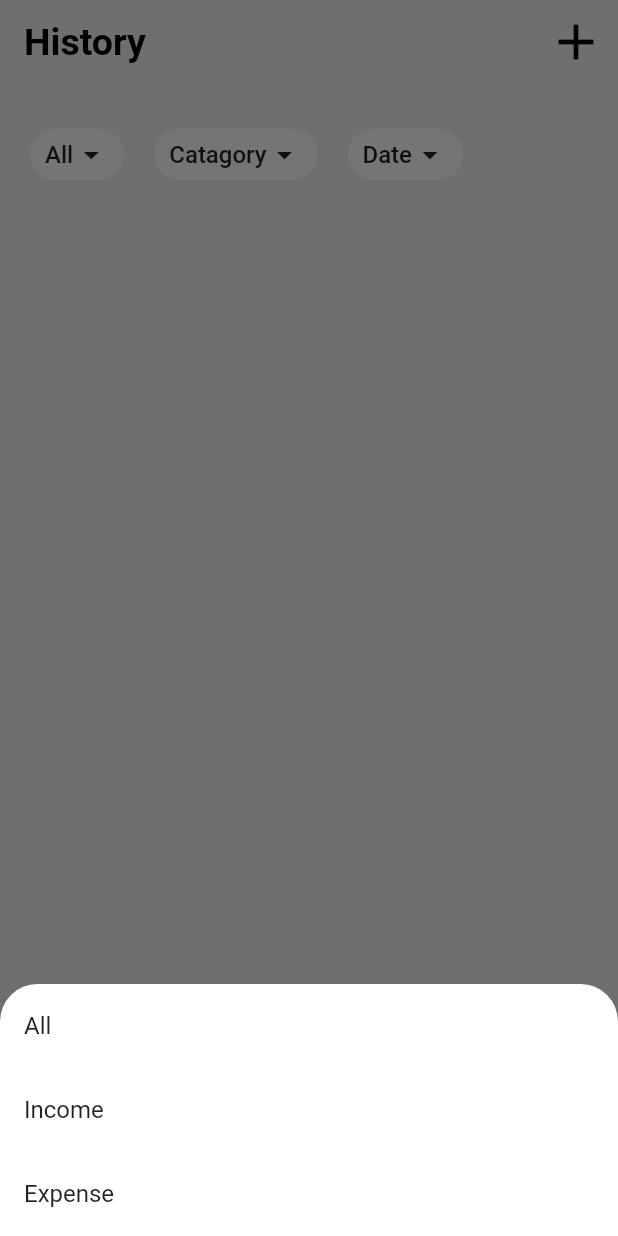
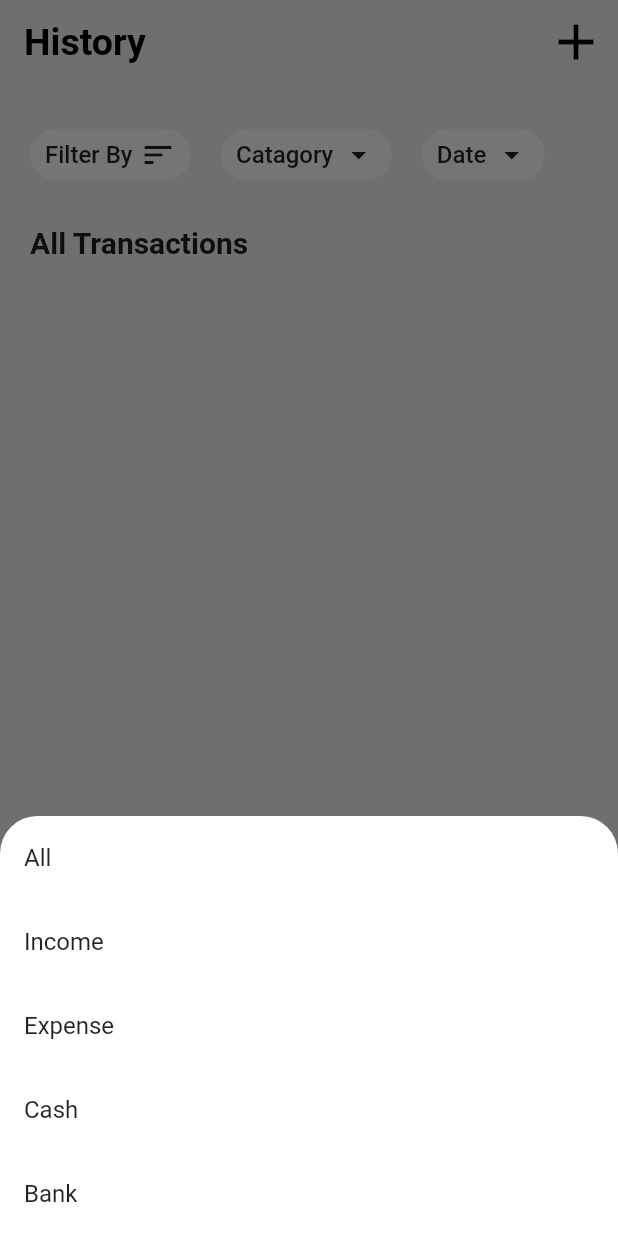
Before and after one commit to nashvak/expense_tracker, a Flutter app: the ScreenHistory screen opened directly, after a tap on "Date", on a phone screen of 412 x 824 dp. Run offline on Flutter 3.47's test engine with Material 2 defaults, Android fonts, the phone set to English and light mode, and no system bars; our stand-ins replace curved_navigation_bar, flutter_slidable, get, google_fonts, hive, hive_flutter and 3 more; accounts and stored records are empty.

Commit message:
filter the tranaction by income and expense is done

```diff
--- a/lib/constatnts/custom_widgets/home_screen/button.dart
+++ b/lib/constatnts/custom_widgets/home_screen/button.dart
@@ -1,3 +1,4 @@
+import 'package:expense_tracker/constatnts/custom_widgets/common/sizedbox.dart';
 import 'package:expense_tracker/models/transaction_model/transaction_model.dart';
 import 'package:flutter/material.dart';
 
@@ -27,9 +28,14 @@ class SortButton extends StatelessWidget {
           padding: const EdgeInsets.symmetric(horizontal: 10, vertical: 5),
           child: Row(
             children: [
-              Text(title,
-                  style: const TextStyle(
-                      fontSize: 16, fontWeight: FontWeight.w500)),
+              Text(
+                title,
+                style:
+                    const TextStyle(fontSize: 16, fontWeight: FontWeight.w500),
+              ),
+              BlankSpace(
+                width: 5,
+              ),
               icon,
             ],
           ),
--- a/lib/controller/transaction_controller.dart
+++ b/lib/controller/transaction_controller.dart
@@ -4,8 +4,6 @@ import 'package:get/get.dart';
 
 class TransactionController extends GetxController {
   final transactionBox = Hive.box<Transaction>('transactionBox');
-  List<Transaction> incomeBox = [];
-  List<Transaction> expenseBox = [];
 
   //sort according to date
   List<Transaction> get sortedList {
@@ -14,7 +12,37 @@ class TransactionController extends GetxController {
 
     return boxList;
   }
+
 //
+  var selectedOption = 'All';
+  changeOption(String value) {
+    selectedOption = value;
+    update();
+  }
+
+  List<Transaction> get sortByFunction {
+    if (selectedOption == 'Income') {
+      return sortedList
+          .where((transaction) =>
+              transaction.transactionType == TransactionType.income)
+          .toList();
+    } else if (selectedOption == 'Expense') {
+      return sortedList
+          .where((transaction) =>
+              transaction.transactionType == TransactionType.expense)
+          .toList();
+    } else if (selectedOption == 'Cash') {
+      return sortedList
+          .where((transaction) => transaction.paymentMode == PaymentMode.cash)
+          .toList();
+    } else if (selectedOption == 'Bank') {
+      return sortedList
+          .where((transaction) => transaction.paymentMode == PaymentMode.bank)
+          .toList();
+    }
+
+    return sortedList;
+  }
 
 //
   double get totalIncome {
--- a/lib/view/history/history_screen.dart
+++ b/lib/view/history/history_screen.dart
@@ -45,6 +45,8 @@ class ScreenHistory extends StatelessWidget {
       body: Padding(
         padding: const EdgeInsets.only(left: 20, right: 20, top: 30),
         child: Column(
+          mainAxisAlignment: MainAxisAlignment.start,
+          crossAxisAlignment: CrossAxisAlignment.start,
           children: [
             Row(
               children: [
@@ -52,41 +54,61 @@ class ScreenHistory extends StatelessWidget {
                   ontap: () {
                     Get.bottomSheet(
                       Container(
-                        decoration: const ShapeDecoration(
+                        // decoration:  ShapeDecoration(
                         color: Colors.white,
-                          shape: RoundedRectangleBorder(
-                            borderRadius: BorderRadius.only(
-                                topLeft: Radius.circular(25),
-                                topRight: Radius.circular(25)),
+                        // shape: RoundedRectangleBorder(
+                        //   borderRadius: BorderRadius.only(
+                        //       topLeft: Radius.circular(25),
+                        //       topRight: Radius.circular(25)),
+                        // ),
+                        // ),
+
+                        child: Wrap(
+                          children: [
+                            const ListTile(
+                              title: Text(
+                                'Sort By',
+                                style: TextStyle(fontSize: 20),
                               ),
                             ),
-                        child: Wrap(
-                          children: [
-                            ListTile(
-                              title: const Text('All'),
-                              onTap: () {
+                            const Divider(color: Colors.grey, height: 5),
+                            SortingBottomSheet(
+                                ontap: () {
+                                  transactionController.changeOption('All');
                                   Get.back();
                                 },
-                            ),
-                            ListTile(
-                              title: const Text('Income'),
-                              onTap: () {
+                                title: 'All'),
+                            SortingBottomSheet(
+                                ontap: () {
+                                  transactionController.changeOption('Income');
                                   Get.back();
                                 },
-                            ),
-                            ListTile(
-                              title: const Text('Expense'),
-                              onTap: () {
+                                title: 'Income'),
+                            SortingBottomSheet(
+                                ontap: () {
+                                  transactionController.changeOption('Expense');
                                   Get.back();
                                 },
-                            ),
+                                title: 'Expense'),
+                            SortingBottomSheet(
+                                ontap: () {
+                                  transactionController.changeOption('Cash');
+                                  Get.back();
+                                },
+                                title: 'Cash'),
+                            SortingBottomSheet(
+                                ontap: () {
+                                  transactionController.changeOption('Bank');
+                                  Get.back();
+                                },
+                                title: 'Bank'),
                           ],
                         ),
                       ),
                     );
                   },
-                  title: "All",
-                  icon: const Icon(Icons.arrow_drop_down),
+                  title: "Filter By",
+                  icon: const Icon(Icons.sort),
                 ),
                 const BlankSpace(
                   width: 20,
@@ -147,24 +169,11 @@ class ScreenHistory extends StatelessWidget {
                         ),
                         child: Wrap(
                           children: [
-                            ListTile(
-                              title: const Text('All'),
-                              onTap: () {
-                                Get.back();
-                              },
-                            ),
-                            ListTile(
-                              title: const Text('Income'),
-                              onTap: () {
-                                Get.back();
-                              },
-                            ),
-                            ListTile(
-                              title: const Text('Expense'),
-                              onTap: () {
-                                Get.back();
-                              },
-                            ),
+                            SortingBottomSheet(ontap: () {}, title: 'All'),
+                            SortingBottomSheet(ontap: () {}, title: 'Income'),
+                            SortingBottomSheet(ontap: () {}, title: 'Expense'),
+                            SortingBottomSheet(ontap: () {}, title: 'Cash'),
+                            SortingBottomSheet(ontap: () {}, title: 'Bank'),
                           ],
                         ),
                       ),
@@ -175,13 +184,24 @@ class ScreenHistory extends StatelessWidget {
                 ),
               ],
             ),
-            height40,
+            BlankSpace(
+              height: 30,
+            ),
+            GetBuilder<TransactionController>(builder: ((controller) {
+              return Text(
+                transactionController.selectedOption + ' Transactions',
+                style: TextStyle(fontSize: 20, fontWeight: FontWeight.bold),
+              );
+            })),
+            BlankSpace(
+              height: 10,
+            ),
             Expanded(
               child: GetBuilder<TransactionController>(
                 builder: (controller) {
                   return ListView.separated(
                       itemBuilder: (context, index) {
-                        final tr = controller.sortedList[index];
+                        final tr = controller.sortByFunction[index];
                         return Slidable(
                           key: UniqueKey(),
                           endActionPane: ActionPane(
@@ -218,7 +238,7 @@ class ScreenHistory extends StatelessWidget {
                           height: 10,
                         );
                       },
-                      itemCount: controller.transactionCount);
+                      itemCount: controller.sortByFunction.length);
                 },
               ),
               //
@@ -229,3 +249,17 @@ class ScreenHistory extends StatelessWidget {
     );
   }
 }
+
+class SortingBottomSheet extends StatelessWidget {
+  const SortingBottomSheet(
+      {required this.ontap, required this.title, super.key});
+  final Function() ontap;
+  final String title;
+  @override
+  Widget build(BuildContext context) {
+    return ListTile(
+      title: Text(title),
+      onTap: ontap,
+    );
+  }
+}
--- a/lib/view/transaction/add_transaction.dart
+++ b/lib/view/transaction/add_transaction.dart
@@ -43,6 +43,7 @@ class _ScreenAddTransactionState extends State<ScreenAddTransaction> {
       controller.createTransaction(transaction: transaction);
 
       Get.back();
+      ui.resetValues();
     }
   }
 
--- a/lib/view/transaction/view_transaction.dart
+++ b/lib/view/transaction/view_transaction.dart
@@ -62,6 +62,7 @@ class _ScreenViewTransactionState extends State<ScreenViewTransaction> {
       );
 
       transactionController.updateTransaction(index: index, transaction: tr);
+      print(ui.catagory);
       // print(index);
 
       Get.back();
@@ -320,9 +321,6 @@ class _ScreenViewTransactionState extends State<ScreenViewTransaction> {
                         builder: (controller) {
                           return DropdownButton<TransactionType>(
                               onChanged: (TransactionType? newValue) {
-                                // setState(() {
-                                //   selectedPaymentMode = newValue!;
-                                // });
                                 controller.changeTransactionType(newValue);
                               },
                               items: TransactionType.values
```
Also changed, not shown: lib/controller/password_controller.dart (+10 -3 lines), lib/view/transaction/home_screen.dart (+7 -1 lines). Lines whose indentation alone changed are shown as unchanged.
